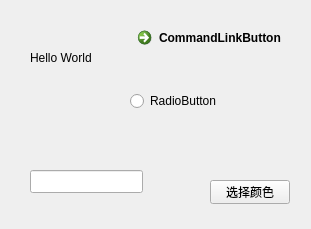
Above: QT编程课件/qtcode/01_helloworld/mywidget.ui from wangzhanf/imufe2024 before the change. Below: the same form after it.
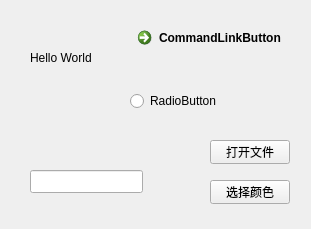
That is the form after the change.

```diff
--- a/QT编程课件/qtcode/01_helloworld/mywidget.ui
+++ b/QT编程课件/qtcode/01_helloworld/mywidget.ui
@@ -75,6 +75,19 @@
     <string>CommandLinkButton</string>
    </property>
   </widget>
+  <widget class="QPushButton" name="pushButton_2">
+   <property name="geometry">
+    <rect>
+     <x>210</x>
+     <y>140</y>
+     <width>80</width>
+     <height>24</height>
+    </rect>
+   </property>
+   <property name="text">
+    <string>打开文件</string>
+   </property>
+  </widget>
  </widget>
  <resources/>
  <connections/>
```
